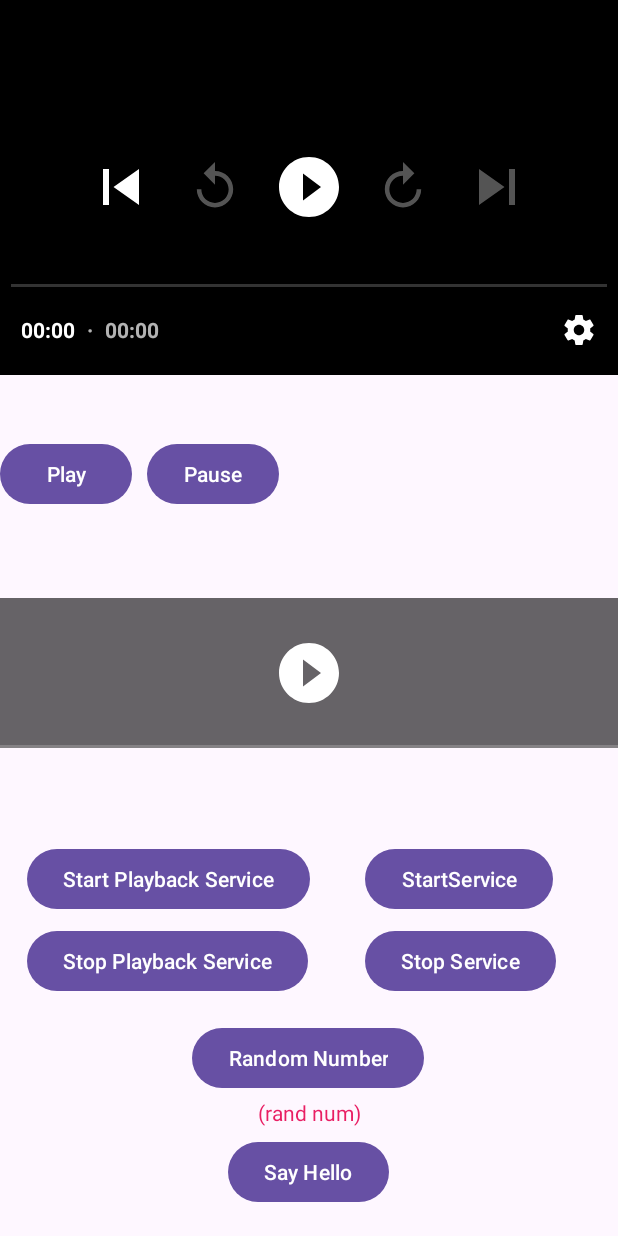
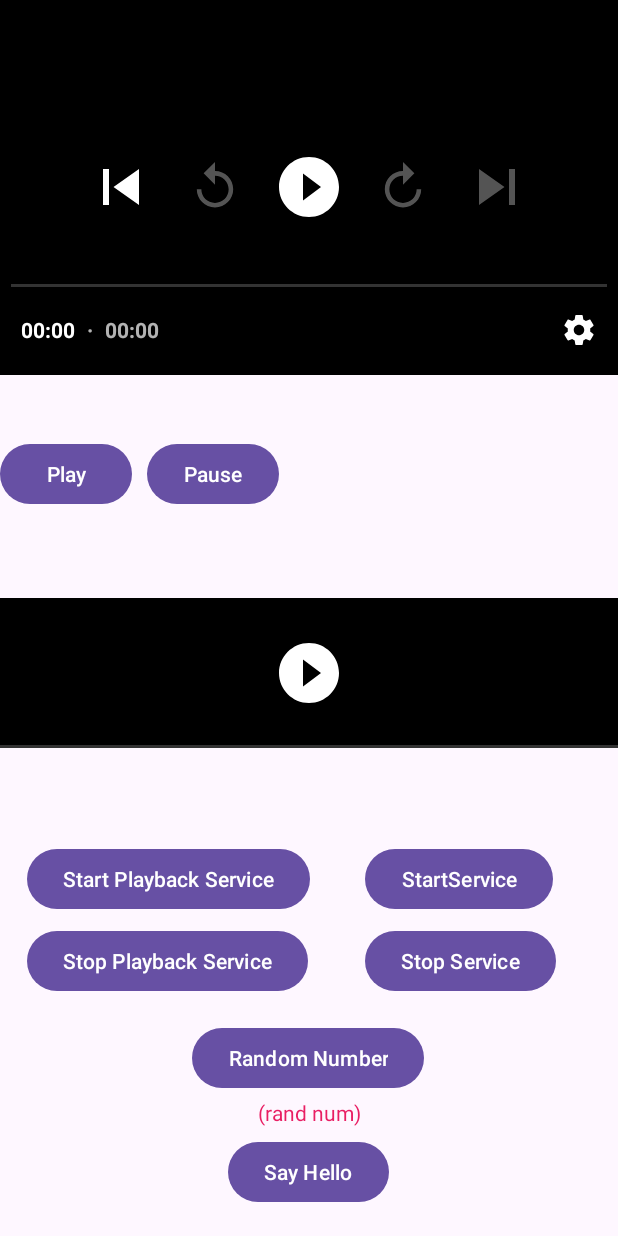
Before and after one commit to pmatsinopoulos/MediaPlayer3Tutorial, an Android app: the screen it shows after launch (MainActivity), on a phone screen of 412 x 824 dp. Run offline under Robolectric (Android 15) with nearby library versions, the phone set to English and light mode, and no system bars; 2 statements that could not run were skipped.

Commit message:
Use PlayerView for sound like we do for video.

```diff
--- a/app/src/main/java/com/mixlr/panos/mediaplayer3tutorial/MainActivity.kt
+++ b/app/src/main/java/com/mixlr/panos/mediaplayer3tutorial/MainActivity.kt
@@ -96,7 +96,7 @@ class MainActivity : AppCompatActivity() {
         createSoundPlayer()
 
         binding.pvPlayer.player = player
-        binding.pcvPlayer.player = soundPlayer
+        binding.pvSoundPlayer.player = soundPlayer
     }
 
     override fun onStart() {
--- a/app/src/main/res/layout/activity_main.xml
+++ b/app/src/main/res/layout/activity_main.xml
@@ -65,8 +65,8 @@
         app:layout_constraintTop_toTopOf="parent"
         app:layout_constraintVertical_bias="0.0" />
 
-    <androidx.media3.ui.PlayerControlView
-        android:id="@+id/pcvPlayer"
+    <androidx.media3.ui.PlayerView
+        android:id="@+id/pvSoundPlayer"
         android:layout_width="match_parent"
         android:layout_height="100dp"
         app:layout_constraintBottom_toBottomOf="parent"
@@ -75,7 +75,7 @@
         app:layout_constraintStart_toStartOf="parent"
         app:layout_constraintTop_toTopOf="parent"
         app:layout_constraintVertical_bias="0.551"
-        app:show_timeout="0" />
+        app:surface_type="none" />
 
     <Button
         android:id="@+id/btnStartForegroundService"
```
